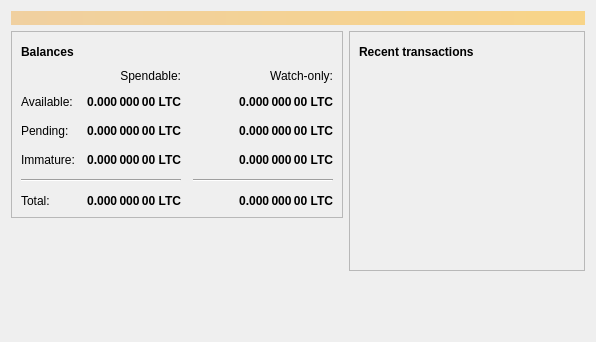
Qt form src/qt/forms/overviewpage.ui (canneron/camcoin) before a commit.
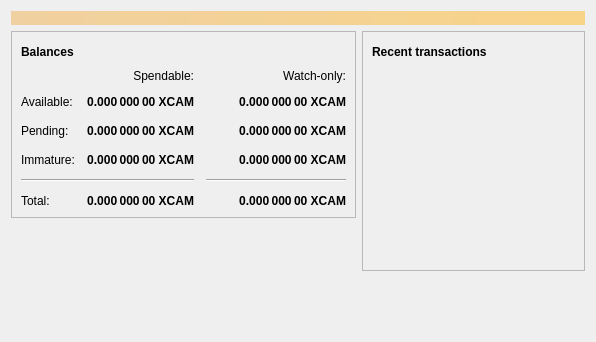
The same form after that commit. Icons and pictures are not drawn.

Commit message: Third name change - LTC to XCAM

What changed in the file:
```diff
--- a/src/qt/forms/overviewpage.ui
+++ b/src/qt/forms/overviewpage.ui
@@ -129,7 +129,7 @@
                <string>Unconfirmed transactions to watch-only addresses</string>
               </property>
               <property name="text">
-               <string notr="true">0.000 000 00 LTC</string>
+               <string notr="true">0.000 000 00 XCAM</string>
               </property>
               <property name="alignment">
                <set>Qt::AlignRight|Qt::AlignTrailing|Qt::AlignVCenter</set>
@@ -154,7 +154,7 @@
                <string>Total of transactions that have yet to be confirmed, and do not yet count toward the spendable balance</string>
               </property>
               <property name="text">
-               <string notr="true">0.000 000 00 LTC</string>
+               <string notr="true">0.000 000 00 XCAM</string>
               </property>
               <property name="alignment">
                <set>Qt::AlignRight|Qt::AlignTrailing|Qt::AlignVCenter</set>
@@ -179,7 +179,7 @@
                <string>Mined balance in watch-only addresses that has not yet matured</string>
               </property>
               <property name="text">
-               <string notr="true">0.000 000 00 LTC</string>
+               <string notr="true">0.000 000 00 XCAM</string>
               </property>
               <property name="alignment">
                <set>Qt::AlignRight|Qt::AlignTrailing|Qt::AlignVCenter</set>
@@ -237,7 +237,7 @@
                <string>Mined balance that has not yet matured</string>
               </property>
               <property name="text">
-               <string notr="true">0.000 000 00 LTC</string>
+               <string notr="true">0.000 000 00 XCAM</string>
               </property>
               <property name="alignment">
                <set>Qt::AlignRight|Qt::AlignTrailing|Qt::AlignVCenter</set>
@@ -282,7 +282,7 @@
                <string>Your current total balance</string>
               </property>
               <property name="text">
-               <string notr="true">0.000 000 00 LTC</string>
+               <string notr="true">0.000 000 00 XCAM</string>
               </property>
               <property name="alignment">
                <set>Qt::AlignRight|Qt::AlignTrailing|Qt::AlignVCenter</set>
@@ -307,7 +307,7 @@
                <string>Current total balance in watch-only addresses</string>
               </property>
               <property name="text">
-               <string notr="true">0.000 000 00 LTC</string>
+               <string notr="true">0.000 000 00 XCAM</string>
               </property>
               <property name="alignment">
                <set>Qt::AlignRight|Qt::AlignTrailing|Qt::AlignVCenter</set>
@@ -349,7 +349,7 @@
                <string>Your current spendable balance</string>
               </property>
               <property name="text">
-               <string notr="true">0.000 000 00 LTC</string>
+               <string notr="true">0.000 000 00 XCAM</string>
               </property>
               <property name="alignment">
                <set>Qt::AlignRight|Qt::AlignTrailing|Qt::AlignVCenter</set>
@@ -374,7 +374,7 @@
                <string>Your current balance in watch-only addresses</string>
               </property>
               <property name="text">
-               <string notr="true">0.000 000 00 LTC</string>
+               <string notr="true">0.000 000 00 XCAM</string>
               </property>
               <property name="alignment">
                <set>Qt::AlignRight|Qt::AlignTrailing|Qt::AlignVCenter</set>
```
The commit also changes 16 other files.
